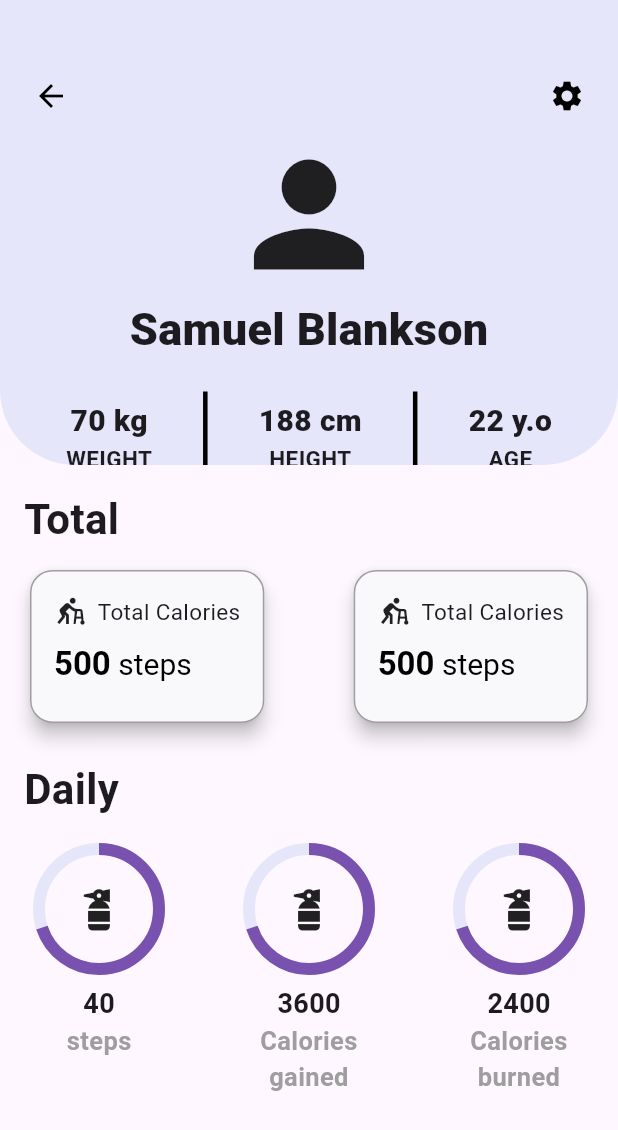
After one commit to MaameMozuma/recipe_tracking_app, a Flutter app: the UserStatistics screen opened directly, on a phone screen of 412 x 824 dp. The commit adds this screen. Shown: the top 1130 px of the screen. Run offline on Flutter 3.47's test engine with Material 3 defaults, Android fonts, the phone set to English and light mode, and no system bars; our stand-ins replace image_picker.

Commit message:
User statistics page added

```diff
--- a/lib/pages/main_pages/dashboard.dart
+++ b/lib/pages/main_pages/dashboard.dart
@@ -1,4 +1,6 @@
 import 'package:flutter/material.dart';
+import 'package:flutter/widgets.dart';
+import 'package:team_proj_leanne/pages/sub_pages/user_statistics.dart';
 import 'package:team_proj_leanne/pages/widgets/circle_avatar.dart';
 import 'package:team_proj_leanne/pages/widgets/progress_card.dart';
 
@@ -24,15 +26,15 @@ class _DashboardState extends State<Dashboard> {
       backgroundColor: Colors.white,
       appBar: AppBar(
         backgroundColor: Colors.white,
-        flexibleSpace: const Padding(
-          padding: EdgeInsets.fromLTRB(16, 0, 16, 10),
+        flexibleSpace: Padding(
+          padding: const EdgeInsets.fromLTRB(16, 0, 16, 10),
           child: Align(
             alignment: Alignment.bottomCenter,
             child: Row(
               crossAxisAlignment: CrossAxisAlignment.center,
               mainAxisAlignment: MainAxisAlignment.spaceBetween,
               children: [
-                Column(
+                const Column(
                   mainAxisSize: MainAxisSize.min,
                   mainAxisAlignment: MainAxisAlignment.end,
                   crossAxisAlignment: CrossAxisAlignment.start,
@@ -51,7 +53,16 @@ class _DashboardState extends State<Dashboard> {
                     ),
                   ],
                 ),
-                MyCircleAvatar(),
+                GestureDetector(
+                    onTap: () {
+                      Navigator.push(
+                        context,
+                        MaterialPageRoute(
+                          builder: (context) => const UserStatistics(),
+                        ),
+                      );
+                    },
+                    child: const MyCircleAvatar()),
               ],
             ),
           ),
@@ -128,7 +139,9 @@ class _DashboardState extends State<Dashboard> {
               ],
             ),
           ),
-          const SizedBox(height: 10,),
+          const SizedBox(
+            height: 10,
+          ),
           const Padding(
             padding: const EdgeInsets.symmetric(horizontal: 16.0),
             child: Row(
--- a/lib/pages/sub_pages/create_recipe.dart
+++ b/lib/pages/sub_pages/create_recipe.dart
@@ -210,7 +210,7 @@ class _CreateRecipeState extends State<CreateRecipe> {
                   width: double.infinity,
                   padding: const EdgeInsets.all(16),
                   decoration: BoxDecoration(
-                    color: Color.fromARGB(255, 120, 82, 174),
+                    color: const Color.fromARGB(255, 120, 82, 174),
                     borderRadius: BorderRadius.circular(14),
                   ),
                   child: const Center(
--- /dev/null
+++ b/lib/pages/sub_pages/user_statistics.dart
@@ -0,0 +1,181 @@
+import 'package:flutter/material.dart';
+import 'package:flutter/widgets.dart';
+import 'package:team_proj_leanne/pages/widgets/daily_stat_card.dart';
+import 'package:team_proj_leanne/pages/widgets/profile_card.dart';
+
+class UserStatistics extends StatelessWidget {
+  const UserStatistics({super.key});
+
+  @override
+  Widget build(BuildContext context) {
+    return Scaffold(
+      appBar: PreferredSize(
+        preferredSize: const Size.fromHeight(310),
+        child: ClipRRect(
+          borderRadius: const BorderRadius.only(
+            bottomLeft: Radius.circular(50),
+            bottomRight: Radius.circular(50),
+          ),
+          child: Container(
+            color: const Color.fromARGB(255, 230, 230, 250),
+            child: Padding(
+              padding:
+                  const EdgeInsets.only(top: 40.0, left: 10.0, right: 10.0),
+              child: Column(
+                children: [
+                  Row(
+                    mainAxisAlignment: MainAxisAlignment.spaceBetween,
+                    children: [
+                      IconButton(
+                        icon: const Icon(Icons.arrow_back, color: Colors.black),
+                        onPressed: () {
+                          Navigator.pop(context);
+                        },
+                      ),
+                      IconButton(
+                        icon: const Icon(Icons.settings, color: Colors.black),
+                        onPressed: () {},
+                      ),
+                    ],
+                  ),
+                  const Center(
+                    child: Icon(
+                      Icons.person,
+                      size: 110,
+                    ),
+                  ),
+                  const Text(
+                    'Samuel Blankson',
+                    style: TextStyle(fontSize: 30, fontWeight: FontWeight.w800),
+                  ),
+                  const SizedBox(
+                    height: 20,
+                  ),
+                  Row(
+                    mainAxisAlignment: MainAxisAlignment.spaceEvenly,
+                    children: [
+                      const Column(
+                        children: [
+                          Text(
+                            '70 kg',
+                            style: TextStyle(
+                                fontWeight: FontWeight.w900, fontSize: 20),
+                          ),
+                          Text('WEIGHT',
+                              style: TextStyle(
+                                  fontWeight: FontWeight.w600, fontSize: 15))
+                        ],
+                      ),
+                      Container(
+                        height: 60,
+                        width: 3,
+                        color: Colors.black,
+                      ),
+                      const Column(
+                        children: [
+                          Text(
+                            '188 cm',
+                            style: TextStyle(
+                                fontWeight: FontWeight.w900, fontSize: 20),
+                          ),
+                          Text('HEIGHT',
+                              style: TextStyle(
+                                  fontWeight: FontWeight.w600, fontSize: 15))
+                        ],
+                      ),
+                      Container(
+                        height: 60,
+                        width: 3,
+                        color: Colors.black,
+                      ),
+                      const Column(
+                        children: [
+                          Text(
+                            '22 y.o',
+                            style: TextStyle(
+                                fontWeight: FontWeight.w900, fontSize: 20),
+                          ),
+                          Text('AGE',
+                              style: TextStyle(
+                                  fontWeight: FontWeight.w600, fontSize: 15))
+                        ],
+                      ),
+                    ],
+                  )
+                ],
+              ),
+            ),
+          ),
+        ),
+      ),
+      body: const Padding(
+        padding: EdgeInsets.symmetric(horizontal: 16, vertical: 16),
+        child: Column(
+          crossAxisAlignment: CrossAxisAlignment.start,
+          children: [
+            Text(
+              'Total',
+              style: TextStyle(fontWeight: FontWeight.bold, fontSize: 28),
+            ),
+            SizedBox(
+              height: 10,
+            ),
+            Row(
+              mainAxisAlignment: MainAxisAlignment.spaceBetween,
+              children: [
+                ProfileCard(),
+                ProfileCard(),
+              ],
+            ),
+            SizedBox(
+              height: 20,
+            ),
+            Text(
+              'Daily',
+              style: TextStyle(fontWeight: FontWeight.bold, fontSize: 28),
+            ),
+            SizedBox(height: 20,),
+            Padding(
+              padding: EdgeInsets.symmetric(horizontal: 10),
+              child: Row(
+                crossAxisAlignment: CrossAxisAlignment.start,
+                mainAxisAlignment: MainAxisAlignment.spaceBetween,
+                children: [
+                  Column(
+                    children: [
+                      DailyStatCard(),
+                      SizedBox(height: 10,),
+                      Text('40', style: TextStyle(fontWeight: FontWeight.bold, fontSize: 18),),
+                      Text('steps', style: TextStyle(fontWeight: FontWeight.bold, fontSize: 17, color: Colors.grey),)
+                    ],
+                  ),
+                  Column(
+                    children: [
+                      DailyStatCard(),
+                      SizedBox(height: 10,),
+                      Text('3600', style: TextStyle(fontWeight: FontWeight.bold, fontSize: 18),),
+                      SizedBox(
+                        width: 76,
+                        child: Text('Calories gained', textAlign: TextAlign.center, style: TextStyle(fontWeight: FontWeight.bold, fontSize: 17, color: Colors.grey),))
+                    ],
+                  ),
+                  Column(
+                    // crossAxisAlignment: CrossAxisAlignment.center,
+                    children: [
+                      DailyStatCard(),
+                      SizedBox(height: 10,),
+                      Text('2400', style: TextStyle(fontWeight: FontWeight.bold, fontSize: 18),),
+                      SizedBox(
+                        width: 76,
+                        child: Text('Calories burned', textAlign: TextAlign.center, style: TextStyle(fontWeight: FontWeight.bold, fontSize: 17, color: Colors.grey),))
+                    ],
+                  ),
+                ],
+              ),
+            )
+          ],
+        ),
+      ),
+    );
+  }
+}
--- /dev/null
+++ b/lib/pages/widgets/daily_stat_card.dart
@@ -0,0 +1,28 @@
+import 'package:flutter/material.dart';
+
+class DailyStatCard extends StatelessWidget {
+  const DailyStatCard({super.key});
+
+  @override
+  Widget build(BuildContext context) {
+    double progress = 0.7;
+
+    return Stack(
+      alignment: Alignment.center,
+      children: [
+        SizedBox(
+          width: 80,
+          height: 80,
+          child: CircularProgressIndicator(
+            value: progress,
+            strokeWidth: 8,
+            backgroundColor: const Color.fromARGB(255, 230, 230, 250),
+            valueColor: const AlwaysStoppedAnimation<Color>(
+                Color.fromARGB(255, 120, 82, 174)),
+          ),
+        ),
+        Icon(Icons.fire_extinguisher, size: 35,)
+      ],
+    );
+  }
+}
--- /dev/null
+++ b/lib/pages/widgets/profile_card.dart
@@ -0,0 +1,61 @@
+import 'package:flutter/material.dart';
+
+class ProfileCard extends StatelessWidget {
+  const ProfileCard({super.key});
+
+  @override
+  Widget build(BuildContext context) {
+    return SizedBox(
+      // width: 190,
+      child: Card(
+        color: const Color.fromARGB(255, 249, 249, 252),
+        elevation: 5,
+        shape: RoundedRectangleBorder(
+          side: const BorderSide(
+            color: Colors.grey, // Color of the border
+            width: 1, // Width of the border
+          ),
+          borderRadius: BorderRadius.circular(15.0),
+        ),
+        child: Padding(
+          padding: const EdgeInsets.fromLTRB(16, 16, 16, 26),
+          child: Column(
+            crossAxisAlignment: CrossAxisAlignment.start,
+            children: [
+              const Row(
+                mainAxisSize: MainAxisSize.min,
+                children: [
+                  Icon(Icons.assist_walker),
+                  SizedBox(
+                    width: 5,
+                  ),
+                  Text('Total Calories', style: TextStyle(fontSize: 15),)
+                ],
+              ),
+              const SizedBox(
+                height: 10,
+              ),
+              Center(
+                  child: RichText(
+                text: const TextSpan(
+                  children: [
+                    TextSpan(
+                      text: '500',
+                      style:
+                          TextStyle(fontWeight: FontWeight.bold, fontSize: 22, color: Colors.black),
+                    ),
+                    TextSpan(
+                      text: ' steps',
+                      style: TextStyle(
+                          fontWeight: FontWeight.normal, fontSize: 20, color: Colors.black),
+                    ),
+                  ],
+                ),
+              ))
+            ],
+          ),
+        ),
+      ),
+    );
+  }
+}
```
